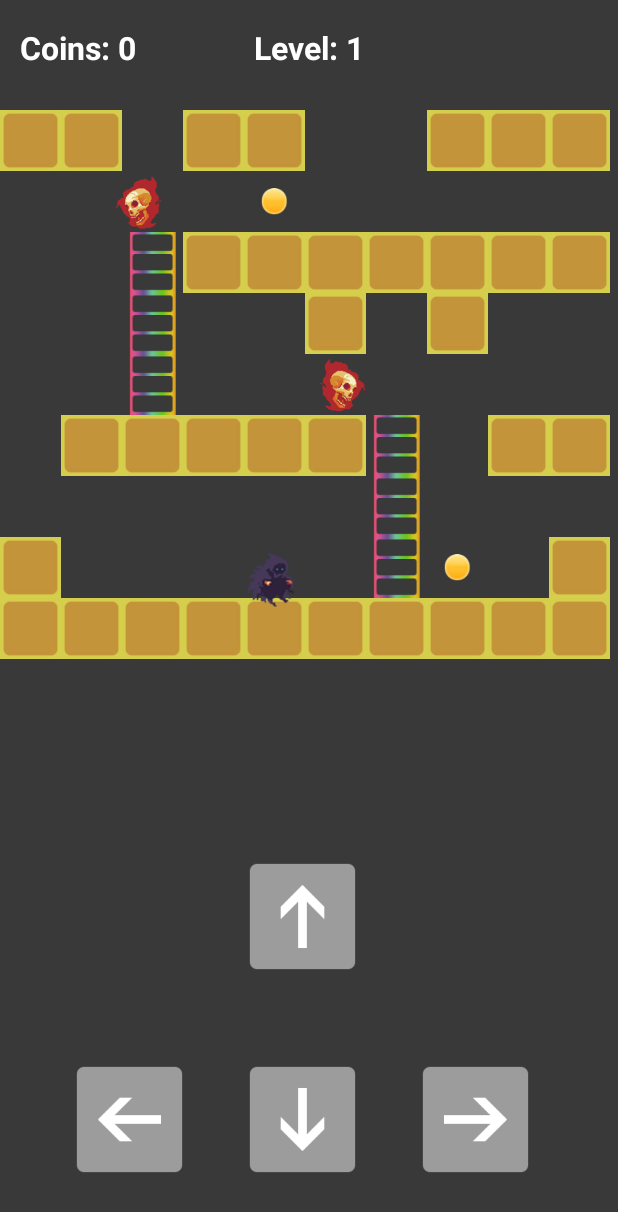
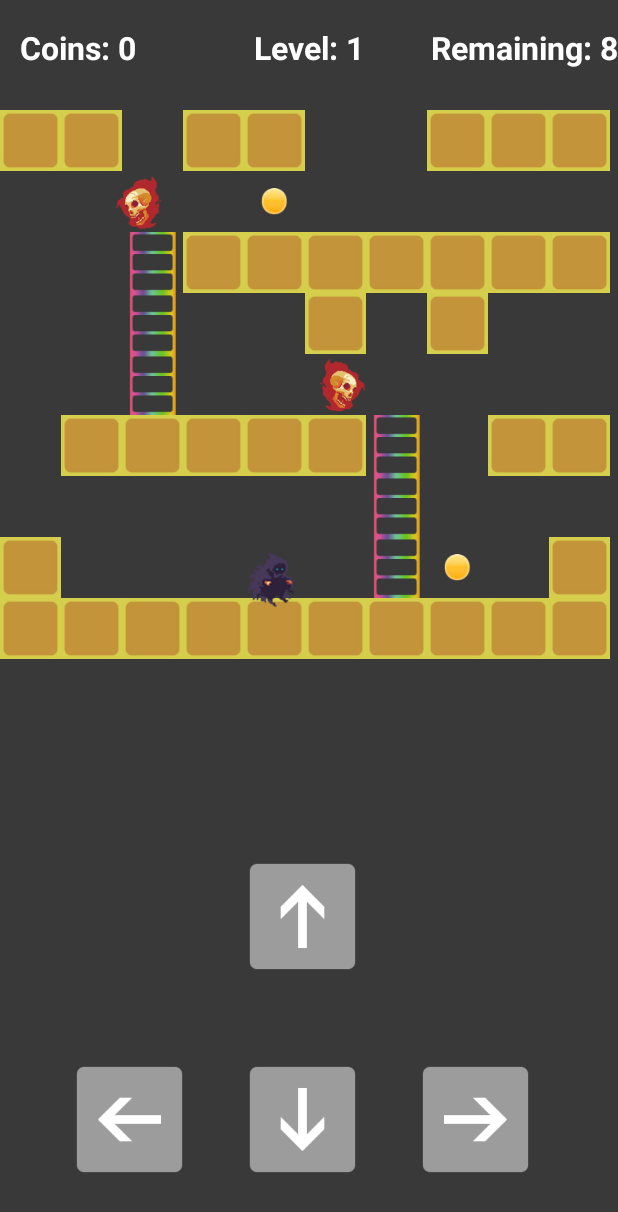
Before and after one commit to Pinkieqt/lode_runner_tamz2, an Android app: the MainActivity screen opened directly, with no data from a screen before it, on a phone screen of 412 x 824 dp. Shown: the top 1212 px of the screen. Run offline under Robolectric (Android 15) with nearby library versions, the light colour scheme and no system bars.

Commit message:
remaining coins counter

```diff
--- a/app/src/main/java/com/loderunner/game/GameView.java
+++ b/app/src/main/java/com/loderunner/game/GameView.java
@@ -22,7 +22,7 @@ import java.util.ArrayList;
 public class GameView extends View {
 
     //Helping
-    int pocitadlo;
+    private boolean isDead = false;
 
     //Canvas
     private int canvasWidth;
@@ -38,6 +38,7 @@ public class GameView extends View {
     private Bitmap characterImg[] = new Bitmap[3];
     private Character character = new Character(400, 400, characterImg);
     private int coinsCount = 0;
+    private int zbyvajiciCoins = 0;
     private String levelNum = "1";
     private boolean isFalling;
     private boolean canMoveDown;
@@ -70,6 +71,7 @@ public class GameView extends View {
 
     //Texts
     private Paint coinsText = new Paint();
+    private Paint zbyvacijiciCoinsText = new Paint();
     private Paint levelText = new Paint();
 
     //Touch check - moving bool
@@ -118,6 +120,7 @@ public class GameView extends View {
         coinsText.setColor(Color.WHITE);
         coinsText.setTextSize(32);
         coinsText.setTypeface(Typeface.DEFAULT_BOLD);
+        coinsText.setTextAlign(Paint.Align.LEFT);
         coinsText.setAntiAlias(true);
 
         //level
@@ -126,6 +129,14 @@ public class GameView extends View {
         levelText.setTypeface(Typeface.DEFAULT_BOLD);
         levelText.setTextAlign(Paint.Align.CENTER);
         levelText.setAntiAlias(true);
+
+        //score zbyvajici
+        zbyvacijiciCoinsText.setColor(Color.WHITE);
+        zbyvacijiciCoinsText.setTextSize(32);
+        zbyvacijiciCoinsText.setTypeface(Typeface.DEFAULT_BOLD);
+        zbyvacijiciCoinsText.setTextAlign(Paint.Align.RIGHT);
+        zbyvacijiciCoinsText.setAntiAlias(true);
+
     }
 
     @SuppressLint("DrawAllocation")
@@ -172,6 +183,7 @@ public class GameView extends View {
                         pol.posX += pol.cellSize;
                         break;
                     case 4:
+                        zbyvajiciCoins++;
                         coinBlocks.add(new CoinBlock(pol.posX, pol.posY, pol.cellSize, canvas));
                         canvas.drawBitmap(Bitmap.createScaledBitmap(bgCoin, (int)pol.cellSize, (int)pol.cellSize, true), pol.posX, pol.posY, null);
                         pol.posX += pol.cellSize;
@@ -202,6 +214,7 @@ public class GameView extends View {
         //Draw infotaintment
         canvas.drawText("Coins: " + coinsCount, 20, 60, coinsText);
         canvas.drawText("Level: " + levelNum, canvas.getWidth() / 2, 60, levelText);
+        canvas.drawText("Remaining: " + zbyvajiciCoins, canvas.getWidth(), 60, zbyvacijiciCoinsText);
 
 
         isFalling = true;
@@ -209,6 +222,7 @@ public class GameView extends View {
         canMoveLeft = true;
         canMoveRight = true;
         canMoveHore = false;
+
         for (WallBlock tmp : wallBlocks) {
             if (isThereDownWall(tmp.getTopPosX(), tmp.getTopPosY(), tmp.getSize())) {
                 canMoveDown = false;
@@ -244,16 +258,22 @@ public class GameView extends View {
 
         //Enemy detection
         if(isThereEnemy(enemy.getPosX(), enemy.getPosY(), enemy.getSize())){
+            if(!isDead) {
                 String value = Integer.toString(coinsCount);
                 Intent intent = new Intent(getContext(), GameOverActivity.class);
                 intent.putExtra("score", value);
                 getContext().startActivity(intent);
             }
+            isDead = true;
+        }
         if(isThereEnemy(enemy2.getPosX(), enemy2.getPosY(), enemy2.getSize())){
+            if(!isDead) {
                 String value = Integer.toString(coinsCount);
                 Intent intent = new Intent(getContext(), GameOverActivity.class);
                 intent.putExtra("score", value);
                 getContext().startActivity(intent);
+            }
+            isDead = true;
         }
 
 
```
Lines whose indentation alone changed are shown as unchanged.
